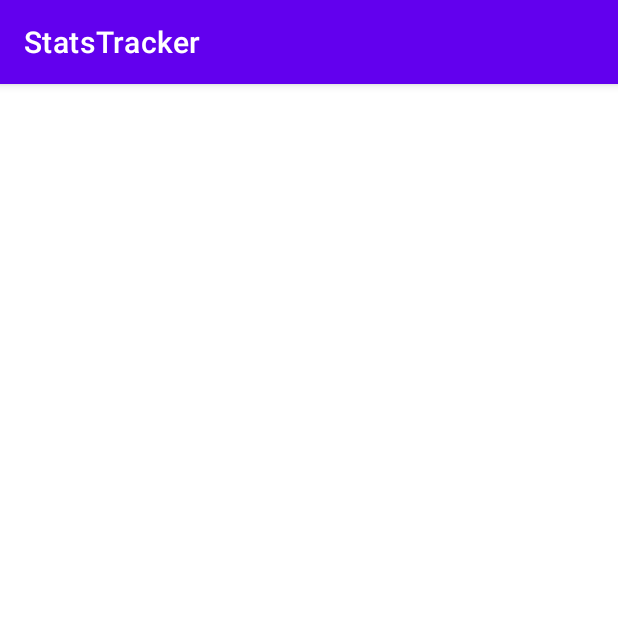
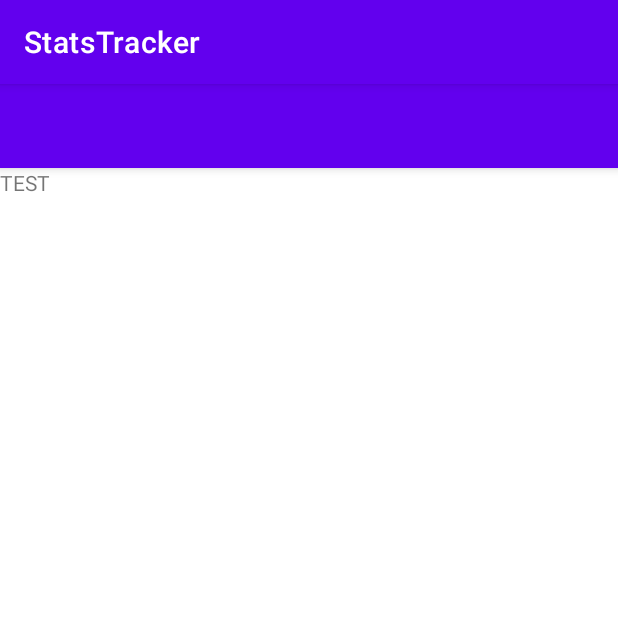
Before and after one commit to nsingh-93/stats-tracker, an Android app: the screen it shows after launch (MainActivity), on a phone screen of 412 x 824 dp, the top half of it. Run offline under Robolectric (Android 15) with nearby library versions, the phone set to English and light mode, and no system bars.

Commit message:
Starting fragment setup.

```diff
--- a/app/src/main/java/com/example/statstracker/FragmentNewsFeed.kt
+++ b/app/src/main/java/com/example/statstracker/FragmentNewsFeed.kt
@@ -4,15 +4,26 @@ import android.os.Bundle
 import android.view.LayoutInflater
 import android.view.View
 import android.view.ViewGroup
+import androidx.fragment.app.Fragment
 
-class FragmentNewsFeed {
-    fun onCreateView(
+class FragmentNewsFeed : Fragment() {
+    override fun onCreateView(
         inflater: LayoutInflater, container: ViewGroup?,
         savedInstanceState: Bundle?
-    ): View {
-        // Inflate the layout for this fragment
-        val view: View = inflater.inflate(R.layout.frag_news, container, false)
+    ): View? {
+        return inflater.inflate(R.layout.frag_news, container, false)
+    }
 
-        return view
+    override fun onDestroy() {
+        super.onDestroy()
+    }
+
+    companion object {
+        fun newInstance(text: String?) {
+            val f = FragmentNewsFeed()
+            val b = Bundle()
+            b.putString("msg", text)
+            f.arguments = b
+        }
     }
 }
--- a/app/src/main/java/com/example/statstracker/MainActivity.kt
+++ b/app/src/main/java/com/example/statstracker/MainActivity.kt
@@ -4,8 +4,23 @@ import androidx.appcompat.app.AppCompatActivity
 import android.os.Bundle
 
 class MainActivity : AppCompatActivity() {
+
     override fun onCreate(savedInstanceState: Bundle?) {
         super.onCreate(savedInstanceState)
         setContentView(R.layout.activity_main)
+
+// Fragments
+        val fragmentNewsFeed = FragmentNewsFeed()
+        val fragmentManager = supportFragmentManager
+        val fragmentTransaction = fragmentManager.beginTransaction()
+        fragmentTransaction.add(R.id.main_fragment, fragmentNewsFeed, "news_frag")
+        fragmentTransaction.commitAllowingStateLoss()
+        FragmentNewsFeed.newInstance("FirstFragment, Instance 1")
+        //finish fragments
+
+
     }
+
+
+
 }
--- /dev/null
+++ b/app/src/main/java/com/example/statstracker/ViewPagerFragmentAdapter.kt
@@ -0,0 +1,4 @@
+package com.example.statstracker
+
+class ViewPagerFragmentAdapter {
+}
--- a/app/src/main/res/layout/activity_main.xml
+++ b/app/src/main/res/layout/activity_main.xml
@@ -4,4 +4,26 @@
     xmlns:tools="http://schemas.android.com/tools"
     android:layout_width="match_parent"
     android:layout_height="match_parent"
-    tools:context=".MainActivity"/>
+    tools:context=".MainActivity">
+
+    <androidx.appcompat.widget.Toolbar
+        android:id="@+id/my_toolbar"
+        android:layout_width="match_parent"
+        android:layout_height="?attr/actionBarSize"
+        android:background="?attr/colorPrimary"
+        android:elevation="4dp"
+        android:theme="@style/ThemeOverlay.AppCompat.ActionBar"
+        app:titleTextColor="#f9f9f9"
+        app:popupTheme="@style/ThemeOverlay.AppCompat.Dark"
+        app:layout_constraintTop_toTopOf="parent"
+        tools:targetApi="lollipop" />
+
+    <androidx.fragment.app.FragmentContainerView
+        android:id="@+id/main_fragment"
+        android:layout_width="match_parent"
+        android:layout_height="0dp"
+        app:layout_constraintTop_toBottomOf="@id/my_toolbar"
+        app:layout_constraintBottom_toBottomOf="parent"
+        android:orientation="vertical"/>
+
+</androidx.constraintlayout.widget.ConstraintLayout>
--- a/app/src/main/res/layout/frag_news.xml
+++ b/app/src/main/res/layout/frag_news.xml
@@ -3,4 +3,9 @@
     android:layout_width="match_parent"
     android:layout_height="match_parent">
 
+    <TextView
+        android:layout_width="match_parent"
+        android:layout_height="match_parent"
+        android:text="TEST"/>
+
 </androidx.constraintlayout.widget.ConstraintLayout>
```
